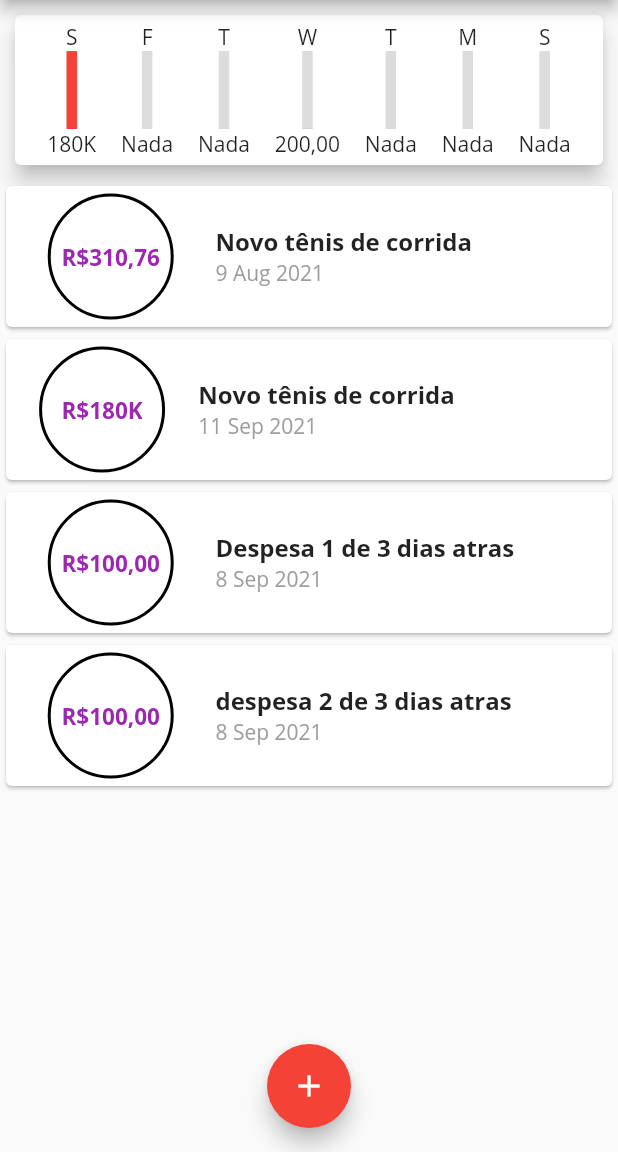
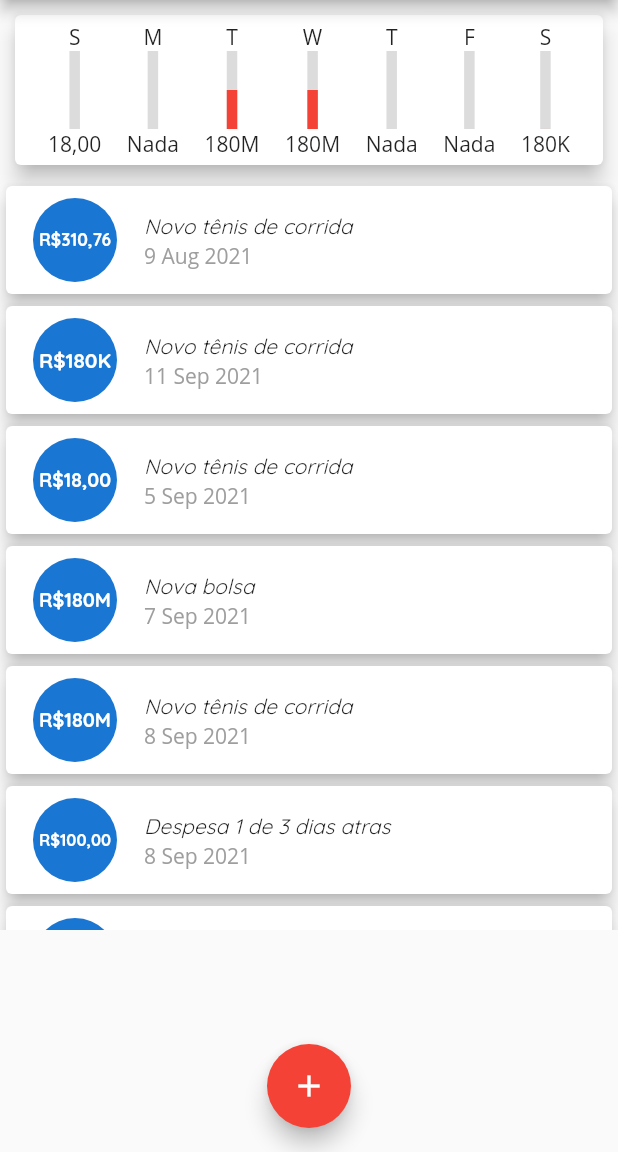
Before and after one commit to EuHigorBarbosa/HBM, a Flutter app: the screen it shows after launch, on a phone screen of 412 x 824 dp, the part 84-1236 px from its top. Run offline on Flutter 3.47's test engine with Material 2 defaults, Android fonts, the phone set to English and light mode, and no system bars.

Commit message:
Chart finalizado com ListTale

```diff
--- a/lib/chart.dart
+++ b/lib/chart.dart
@@ -5,6 +5,10 @@ import 'package:registrofinanceiro/transaction.dart';
 
 class Chart extends StatelessWidget {
   final List<Transaction> recentTransaction;
+  final dynamic majorNumber = NumberFormat.compact();
+  final dynamic formatTresMaisDois = NumberFormat('##0.00', 'pt_BR');
+  final dynamic formatQuatroMaisUm = NumberFormat('#,##0.0', 'pt_BR');
+  final dynamic formatCincoMaisZero = NumberFormat('####0', 'pt_BR');
 
   Chart({required this.recentTransaction});
 
@@ -36,7 +40,7 @@ class Chart extends StatelessWidget {
           'value': totalSum,
         };
       },
-    );
+    ).reversed.toList();
   }
 
   double get _weekTotalValue {
@@ -44,11 +48,6 @@ class Chart extends StatelessWidget {
       return sum + (tr['value'] as double);
     });
   }
-
-  dynamic majorNumber = NumberFormat.compact();
-  dynamic formatTresMaisDois = NumberFormat('##0.00', 'pt_BR');
-  dynamic formatQuatroMaisUm = NumberFormat('#,##0.0', 'pt_BR');
-  dynamic formatCincoMaisZero = NumberFormat('####0', 'pt_BR');
 
   String formatedDoubledValue(double value) {
     if (value > 99999) {
--- a/lib/main.dart
+++ b/lib/main.dart
@@ -66,6 +66,21 @@ class _MyHomePageState extends State<MyHomePage> {
         id: 't1',
         title: 'Novo tênis de corrida',
         value: 180000),
+    Transaction(
+        date: DateTime.now().subtract(Duration(days: 6)),
+        id: 't1',
+        title: 'Novo tênis de corrida',
+        value: 18),
+    Transaction(
+        date: DateTime.now().subtract(Duration(days: 4)),
+        id: 't1',
+        title: 'Nova bolsa',
+        value: 180000999),
+    Transaction(
+        date: DateTime.now().subtract(Duration(days: 3)),
+        id: 't1',
+        title: 'Novo tênis de corrida',
+        value: 180000999),
     Transaction(
       date: DateTime.now().subtract(Duration(days: 3)),
       id: 't2',
--- a/lib/transaction_list.dart
+++ b/lib/transaction_list.dart
@@ -33,6 +33,40 @@ class TransactionList extends StatelessWidget {
                 itemBuilder: (ctx, index) {
                   final tr = transactionsInsertedForRendering[index];
                   return Card(
+                    elevation: 5,
+                    child: ListTile(
+                      leading: CircleAvatar(
+                        radius: 30,
+                        child: Padding(
+                          padding: const EdgeInsets.all(6.0),
+                          child: FittedBox(
+                            child: Text(
+                              'R\$${tr.formatedStringValue}',
+                              style: TextStyle(
+                                fontWeight: FontWeight.bold,
+                                fontSize: 15,
+                                color: Colors.white,
+                              ),
+                            ),
+                          ),
+                        ),
+                      ),
+                      title: Text(
+                        tr.title,
+                        style: Theme.of(context).textTheme.headline6,
+                      ),
+                      subtitle: Text(DateFormat('d MMM y').format(tr.date),
+                          style: TextStyle(
+                            color: Colors.grey,
+                          )),
+                    ),
+                  );
+                }));
+  }
+}
+
+/*
+Card(
                       child: Row(children: <Widget>[
                     // ==================== CONTAINER DOS NUMEROS
                     Container(
@@ -77,6 +111,4 @@ class TransactionList extends StatelessWidget {
                           ),
                         ]),
                   ]));
-                }));
-  }
-}
+*/
```
